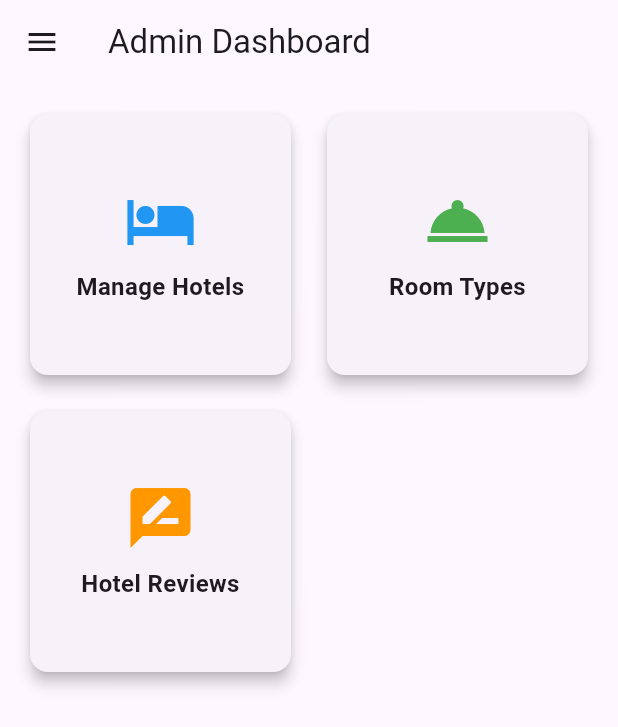
After one commit to uyenng-en/fast_travel_app, a Flutter app: the screen it shows after launch, on a phone screen of 412 x 824 dp. The commit adds this screen. Shown: the top 727 px of the screen. Run offline on Flutter 3.47's test engine with Material 3 defaults, Android fonts, the phone set to English and light mode, and no system bars; our stand-ins replace cloud_firestore, firebase_core, flutter_svg, shared_preferences; accounts and stored records are empty; project files that could hold a hidden picture were left out.

Commit message:
add admin_screen.dart, hotel_review_manager_screen.dart, room_type_manager_screen.dart

```diff
--- a/lib/main.dart
+++ b/lib/main.dart
@@ -1,5 +1,8 @@
+import 'package:fast_travel_app/screen/admin_screen.dart';
 import 'package:fast_travel_app/screen/home_screen.dart';
 import 'package:fast_travel_app/screen/hotel_manager_screen.dart';
+import 'package:fast_travel_app/screen/room_type_manager_screen.dart';
+import 'package:fast_travel_app/screen/hotel_review_manager_screen.dart';
 import 'screen/login_screen.dart';
 import 'package:flutter/material.dart';
 import 'screen/welcome_screen.dart';
@@ -27,9 +30,13 @@ class MyApp extends StatelessWidget {
         '/welcome': (context) => const Welcome(),
         '/home': (context) => const HomeScreen(),
         '/login': (context) => const Login(),
+        '/admin': (context) => const AdminScreen(),
         '/hotel_manager': (context) => const HotelManagerScreen(),
+        '/room_type_manager': (context) => const RoomTypeManagerScreen(),
+        '/review_manager': (context) => const HotelReviewManagerScreen(),
       },
-      home: const HomeScreen(),
+      // home: const HomeScreen(),
+      home: const AdminScreen(),
     );
   }
 }
--- /dev/null
+++ b/lib/screen/admin_screen.dart
@@ -0,0 +1,87 @@
+import 'package:flutter/material.dart';
+import 'hotel_manager_screen.dart';
+import 'room_type_manager_screen.dart';
+import 'hotel_review_manager_screen.dart';
+import '../widgets/app_drawer.dart';
+
+class AdminScreen extends StatelessWidget {
+  const AdminScreen({super.key});
+
+  @override
+  Widget build(BuildContext context) {
+    return Scaffold(
+      appBar: AppBar(
+        title: const Text('Admin Dashboard'),
+      ),
+      drawer: AppDrawer(context: context),
+      body: Padding(
+        padding: const EdgeInsets.all(16.0),
+        child: GridView.count(
+          crossAxisCount: 2,
+          crossAxisSpacing: 16,
+          mainAxisSpacing: 16,
+          children: [
+            _buildAdminCard(
+              context,
+              'Manage Hotels',
+              Icons.hotel,
+              Colors.blue,
+              const HotelManagerScreen(),
+            ),
+            _buildAdminCard(
+              context,
+              'Room Types',
+              Icons.room_service,
+              Colors.green,
+              const RoomTypeManagerScreen(),
+            ),
+            _buildAdminCard(
+              context,
+              'Hotel Reviews',
+              Icons.rate_review,
+              Colors.orange,
+              const HotelReviewManagerScreen(),
+            ),
+            // You can add more management cards here as needed
+          ],
+        ),
+      ),
+    );
+  }
+
+  Widget _buildAdminCard(
+    BuildContext context,
+    String title,
+    IconData icon,
+    Color color,
+    Widget targetScreen,
+  ) {
+    return Card(
+      elevation: 4,
+      shape: RoundedRectangleBorder(borderRadius: BorderRadius.circular(12)),
+      child: InkWell(
+        onTap: () {
+          Navigator.push(
+            context,
+            MaterialPageRoute(builder: (context) => targetScreen),
+          );
+        },
+        child: Column(
+          mainAxisAlignment: MainAxisAlignment.center,
+          children: [
+            Icon(icon, size: 48, color: color),
+            const SizedBox(height: 8),
+            Text(
+              title,
+              textAlign: TextAlign.center,
+              style: const TextStyle(
+                fontSize: 16,
+                fontWeight: FontWeight.bold,
+              ),
+            ),
+          ],
+        ),
+      ),
+    );
+  }
+}
--- a/lib/widgets/app_drawer.dart
+++ b/lib/widgets/app_drawer.dart
@@ -6,7 +6,7 @@ import '../screen/config_screen.dart';
 import '../screen/product_list_screen.dart';
 import '../screen/product_grid_screen.dart';
 import '../screen/product_table_screen.dart';
-import '../screen/hotel_manager_screen.dart';
+import '../screen/admin_screen.dart';
 import 'package:shared_preferences/shared_preferences.dart';
 
 class AppDrawer extends StatelessWidget {
@@ -131,18 +131,18 @@ class AppDrawer extends StatelessWidget {
             },
           ),
           const Divider(),
-          // Firebase Section
+          // Admin Dashboard
           const Padding(
             padding: EdgeInsets.symmetric(horizontal: 16, vertical: 8),
             child: Row(
               children: [
-                Icon(Icons.cloud, color: Colors.orange, size: 20),
+                Icon(Icons.admin_panel_settings, color: Colors.deepPurple, size: 20),
                 SizedBox(width: 8),
                 Text(
-                  'Firebase Firestore',
+                  'Admin Management',
                   style: TextStyle(
                     fontWeight: FontWeight.bold,
-                    color: Colors.orange,
+                    color: Colors.deepPurple,
                     fontSize: 14,
                   ),
                 ),
@@ -150,14 +150,14 @@ class AppDrawer extends StatelessWidget {
             ),
           ),
           ListTile(
-            leading: const Icon(Icons.hotel, color: Colors.orange),
-            title: const Text('Quản lý Khách sạn'),
+            leading: const Icon(Icons.dashboard, color: Colors.deepPurple),
+            title: const Text('Dashboard'),
             onTap: () {
               Navigator.pop(context);
               Navigator.push(
                 context,
                 MaterialPageRoute(
-                  builder: (context) => const HotelManagerScreen(),
+                  builder: (context) => const AdminScreen(),
                 ),
               );
             },
```
Also changed, not shown: lib/screen/hotel_review_manager_screen.dart (added, +202 -0 lines), lib/screen/room_type_manager_screen.dart (added, +215 -0 lines).
